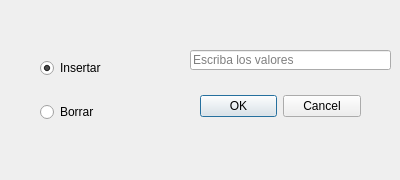
Qt form insanddelui.ui (DannythePastaMan/QtBTree) before a commit.
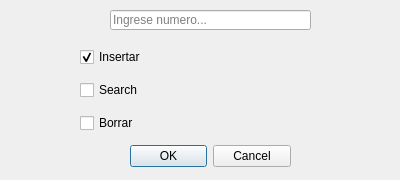
The same form after that commit.

What changed in the file:
```diff
--- a/insanddelui.ui
+++ b/insanddelui.ui
@@ -34,8 +34,8 @@
   <widget class="QDialogButtonBox" name="buttonBox">
    <property name="geometry">
     <rect>
-     <x>200</x>
-     <y>90</y>
+     <x>130</x>
+     <y>140</y>
      <width>161</width>
      <height>32</height>
     </rect>
@@ -56,28 +56,31 @@
   <widget class="QLineEdit" name="lineEdit_keys">
    <property name="geometry">
     <rect>
-     <x>190</x>
-     <y>50</y>
+     <x>110</x>
+     <y>10</y>
      <width>201</width>
      <height>20</height>
     </rect>
    </property>
+   <property name="text">
+    <string/>
+   </property>
    <property name="placeholderText">
-    <string>Escriba los valores</string>
+    <string>Ingrese numero...</string>
    </property>
   </widget>
   <widget class="QWidget" name="layoutWidget">
    <property name="geometry">
     <rect>
-     <x>40</x>
+     <x>80</x>
      <y>40</y>
-     <width>146</width>
+     <width>261</width>
      <height>100</height>
     </rect>
    </property>
    <layout class="QVBoxLayout" name="verticalLayout">
     <item>
-     <widget class="QRadioButton" name="radioButton_insert">
+     <widget class="QCheckBox" name="checkBox_insert">
       <property name="text">
        <string>Insertar</string>
       </property>
@@ -87,7 +90,14 @@
      </widget>
     </item>
     <item>
-     <widget class="QRadioButton" name="radioButton_delete">
+     <widget class="QCheckBox" name="checkBox_Search">
+      <property name="text">
+       <string>Search</string>
+      </property>
+     </widget>
+    </item>
+    <item>
+     <widget class="QCheckBox" name="checkBox_delete">
       <property name="text">
        <string>Borrar</string>
       </property>
```
